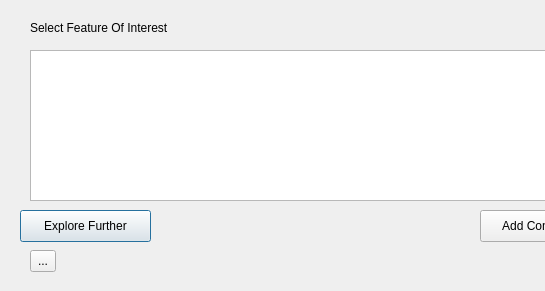
The window that kwg_geoenrichment/kwg_plugin_enrichment_dialog_base.ui (KnowWhereGraph/geoenrichment-qgis) describes before a commit, drawn with Qt 5; both pictures show x 0 to 545 and y 0 to 291 of the 874 by 291 pixel window.
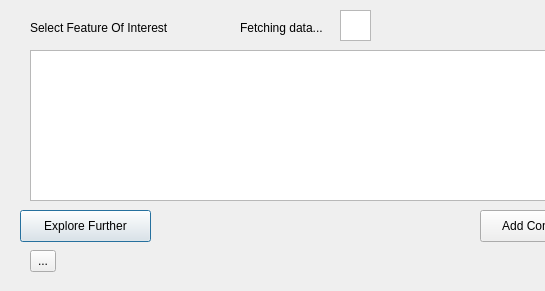
The same window after the commit.

Diff of the .ui file:
```diff
--- a/kwg_geoenrichment/kwg_plugin_enrichment_dialog_base.ui
+++ b/kwg_geoenrichment/kwg_plugin_enrichment_dialog_base.ui
@@ -92,6 +92,29 @@
     <string>...</string>
    </property>
   </widget>
+  <widget class="QLabel" name="label">
+   <property name="geometry">
+    <rect>
+     <x>240</x>
+     <y>20</y>
+     <width>101</width>
+     <height>16</height>
+    </rect>
+   </property>
+   <property name="text">
+    <string>Fetching data...</string>
+   </property>
+  </widget>
+  <widget class="QGraphicsView" name="graphicsView">
+   <property name="geometry">
+    <rect>
+     <x>340</x>
+     <y>10</y>
+     <width>31</width>
+     <height>31</height>
+    </rect>
+   </property>
+  </widget>
  </widget>
  <resources/>
  <connections/>
```
